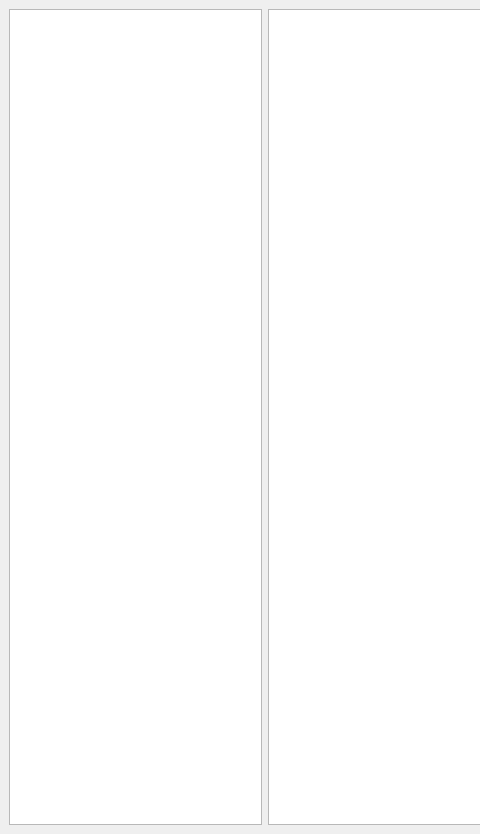
Old version of the form src/ui/MainWindow.ui in the repository spineda2019/notelib; both pictures show x 0 to 480 and y 0 to 834 of the 1034 by 834 pixel window.
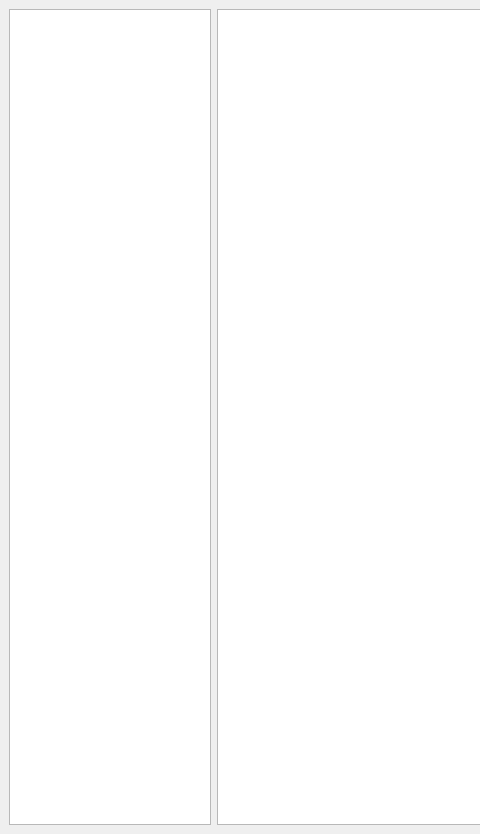
New version of the form.

Commit message: change menu proportions a bit

```diff
--- a/src/ui/MainWindow.ui
+++ b/src/ui/MainWindow.ui
@@ -15,7 +15,7 @@
    <string>MainWindow</string>
   </property>
   <widget class="QWidget" name="centralwidget">
-   <layout class="QGridLayout" name="gridLayout" columnstretch="1,3">
+   <layout class="QGridLayout" name="gridLayout" columnstretch="1,4">
     <item row="0" column="1">
      <widget class="QPlainTextEdit" name="plainTextEdit"/>
     </item>
```
